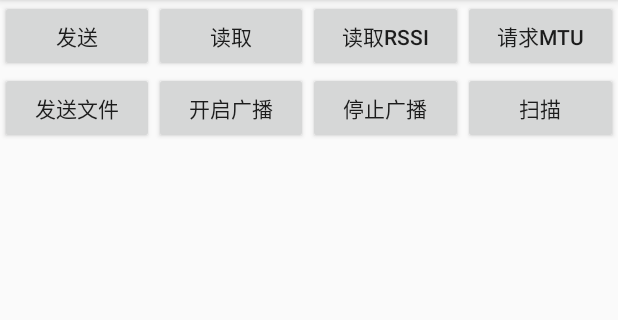
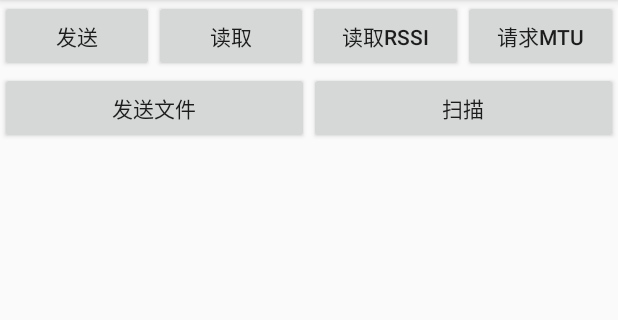
Before and after one commit to aicareles/AndroidBLE-Kotlin, an Android app: the MainActivity screen opened directly, with no data from a screen before it, on a phone screen of 412 x 824 dp, the part 84-404 px from its top. Run offline under Robolectric (Android 15) with nearby library versions, the phone set to English and light mode, and no system bars; libraries missing offline, so code that uses them is left out: cn.com.superLei; 4 statements that could not run were skipped.

Commit message:
添加蓝牙状态监听

```diff
--- a/app/src/main/java/com/example/myapplication/MainActivity.kt
+++ b/app/src/main/java/com/example/myapplication/MainActivity.kt
@@ -27,7 +27,7 @@ class MainActivity : AppCompatActivity(), CoroutineScope by MainScope() {
     private val REQUEST_ENABLE_BT = 1
     private lateinit var ble: BLE<BleDevice>
     private var listDatas = mutableListOf<BleDevice>()
-    private val adapter = DeviceAdapter(listDatas)
+    private lateinit var adapter: DeviceAdapter
 
     override fun onCreate(savedInstanceState: Bundle?) {
         super.onCreate(savedInstanceState)
@@ -40,8 +40,23 @@ class MainActivity : AppCompatActivity(), CoroutineScope by MainScope() {
 
     private fun initView(){
         recyclerview.layoutManager = LinearLayoutManager(this)
+        adapter = DeviceAdapter(applicationContext, listDatas)
         recyclerview.adapter = adapter
         recyclerview.addItemDecoration(DividerItemDecoration(this, DividerItemDecoration.VERTICAL))
+    }
+
+    private fun initBluetoothStates() {
+        BLE.instance.setBluetoothCallback(applicationContext){
+            onBluetoothOn {
+                loge(TAG, "蓝牙已打开")
+            }
+            onBluetoothOff {
+                loge(TAG, "蓝牙已关闭")
+            }
+        }
+    }
+
+    private fun initLinsenter() {
         adapter.setOnItemClickListener {
             val device = adapter.items[it]
             device.apply {
@@ -74,20 +89,6 @@ class MainActivity : AppCompatActivity(), CoroutineScope by MainScope() {
                 }
             }
         }
-    }
-
-    private fun initBluetoothStates() {
-        BLE.instance.setBluetoothCallback(applicationContext){
-            onBluetoothOn {
-                loge(TAG, "蓝牙已打开")
-            }
-            onBluetoothOff {
-                loge(TAG, "蓝牙已关闭")
-            }
-        }
-    }
-
-    private fun initLinsenter() {
         readRssi.setOnClickListener{
             handleException {
                 ble.readRssi(ble.getConnectedDevices()[0]){
@@ -300,6 +301,7 @@ class MainActivity : AppCompatActivity(), CoroutineScope by MainScope() {
 
     override fun onDestroy() {
         super.onDestroy()
+        ble.destory()
         cancel()
     }
 }
--- a/app/src/main/res/layout/activity_main.xml
+++ b/app/src/main/res/layout/activity_main.xml
@@ -62,14 +62,16 @@
             android:layout_width="0dp"
             android:layout_weight="1"
             android:layout_height="wrap_content"
-            android:text="开启广播"/>
+            android:text="开启广播"
+            android:visibility="gone"/>
 
         <Button
             android:id="@+id/stopAdvertise"
             android:layout_width="0dp"
             android:layout_weight="1"
             android:layout_height="wrap_content"
-            android:text="停止广播"/>
+            android:text="停止广播"
+            android:visibility="gone"/>
 
         <Button
             android:id="@+id/scan"
--- a/app/src/main/res/values/colors.xml
+++ b/app/src/main/res/values/colors.xml
@@ -3,4 +3,5 @@
     <color name="colorPrimary">#008577</color>
     <color name="colorPrimaryDark">#00574B</color>
     <color name="colorAccent">#D81B60</color>
+    <color name="text_color">#585858</color>
 </resources>
```
Also changed, not shown: app/src/main/java/com/example/myapplication/DeviceAdapter.kt (+15 -4 lines).
